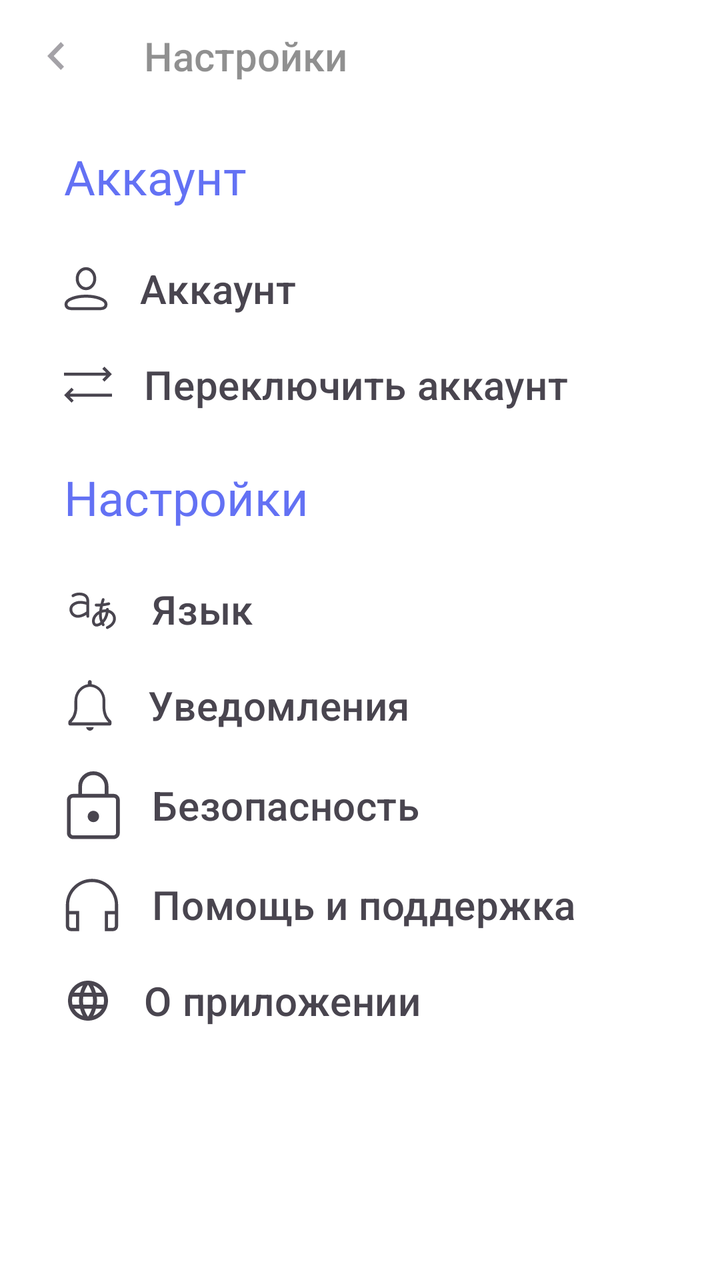
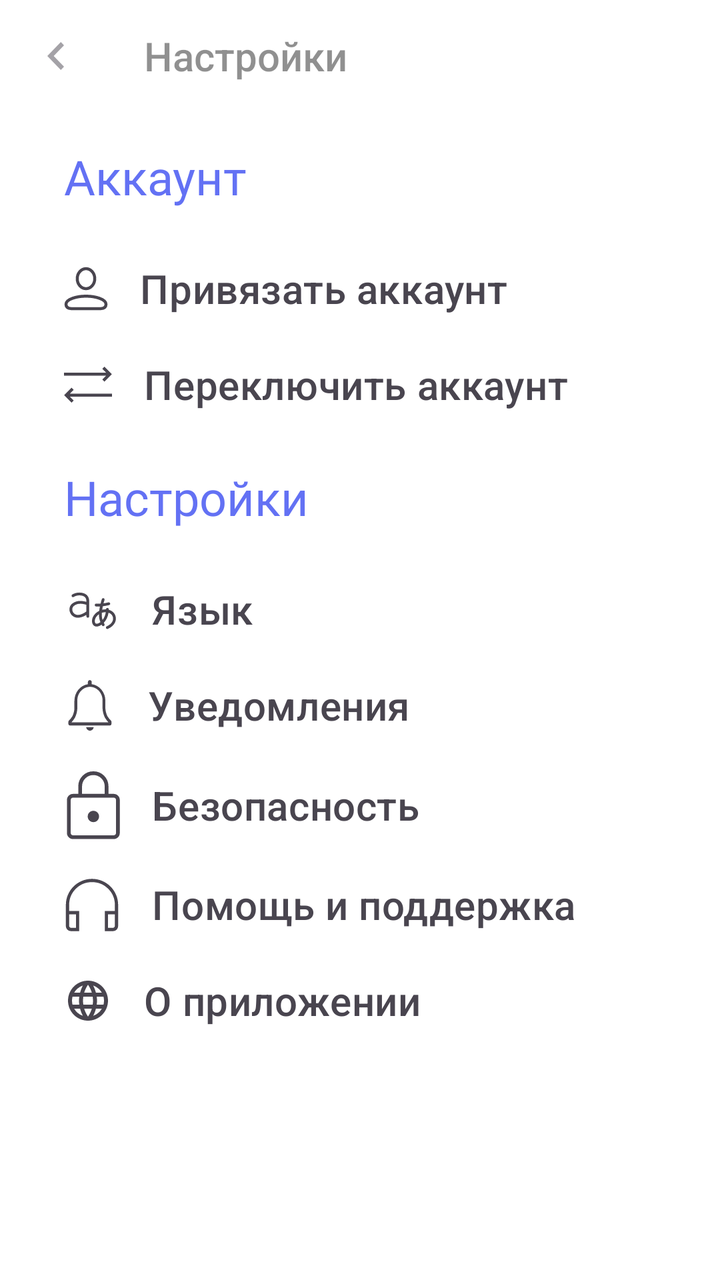

The first picture is an Android layout as it rendered before a commit; the second is the same layout after the commit. The layout source and the unified diff follow.
<!-- AndroidManifest.xml: application theme Theme.Usmeshka_Groovy -->
<!-- res/layout/settings_fragment.xml -->
<?xml version="1.0" encoding="utf-8"?>
<LinearLayout xmlns:android="http://schemas.android.com/apk/res/android"
    xmlns:app="http://schemas.android.com/apk/res-auto"
    android:layout_width="match_parent"
    android:layout_height="match_parent"
    android:orientation="vertical"
    android:background="@color/white">

    <androidx.appcompat.widget.Toolbar
        android:id="@+id/toolbar1"
        android:layout_width="match_parent"
        android:layout_height="wrap_content"
        android:alpha="0.5"
        android:contentInsetStartWithNavigation="0dp"
        android:titleTextAppearance="@style/style_for_toolbar"
        app:navigationIcon="@drawable/chevron_left"
        app:title="@string/settings" />

    <TextView
        android:layout_width="match_parent"
        android:layout_height="wrap_content"
        android:layout_marginHorizontal="32dp"
        android:layout_marginVertical="16dp"
        android:fontFamily="@font/roboto_medium"
        android:text="@string/account"
        android:textColor="@color/blue_top"
        android:textSize="24sp" />


    <Button
        android:id="@+id/acccount"
        style="@style/SettingsButtonsStyle"
        android:drawableStart="@drawable/person_small"
        android:text="@string/account" />

    <Button
        android:id="@+id/switch_account"
        style="@style/SettingsButtonsStyle"
        android:drawableStart="@drawable/switch_account"
        android:text="@string/switch_account" />

    <TextView
        android:layout_width="match_parent"
        android:layout_height="wrap_content"
        android:layout_marginHorizontal="32dp"
        android:layout_marginVertical="16dp"
        android:fontFamily="@font/roboto_medium"
        android:text="@string/settings"
        android:textColor="@color/blue_top"
        android:textSize="24sp" />

    <Button
        android:id="@+id/button_language"
        style="@style/SettingsButtonsStyle"
        android:drawableStart="@drawable/locale"
        android:text="Язык"

        />

    <Button
        android:id="@+id/button_notifocations"
        style="@style/SettingsButtonsStyle"
        android:layout_width="match_parent"
        android:layout_height="wrap_content"
        android:drawableStart="@drawable/bell"
        android:text="Уведомления" />

    <Button
        android:id="@+id/button_secure"
        style="@style/SettingsButtonsStyle"
        android:drawableStart="@drawable/lock"
        android:text="Безопасность" />

    <Button
        android:id="@+id/button_support"
        style="@style/SettingsButtonsStyle"
        android:drawableStart="@drawable/headphones"
        android:text="Помощь и поддержка"
        android:textColor="@color/dark_grey" />

    <Button xmlns:android="http://schemas.android.com/apk/res/android"
        android:id="@+id/button_about_app"
        style="@style/SettingsButtonsStyle"
        android:drawableStart="@drawable/info"
        android:text="О приложении" />


</LinearLayout>
<!-- resources referenced by this layout -->
<resources>
  <color name="blue_top">#6371F4</color>
  <color name="dark_grey">#49454F</color>
  <color name="white">#FFFFFFFF</color>
  <!-- drawable chevron_left (drawable) -->
  <vector xmlns:android="http://schemas.android.com/apk/res/android"
      android:width="27dp"
      android:height="28dp"
      android:viewportWidth="27"
      android:viewportHeight="28">
    <group>
      <clip-path
          android:pathData="M0,0h27v28h-27z"/>
      <path
          android:pathData="M17.336,8.645L15.75,7L9,14L15.75,21L17.336,19.355L12.184,14L17.336,8.645Z"
          android:fillColor="@color/dark_grey"/>
    </group>
  </vector>
  <!-- drawable person_small (drawable) -->
  <vector xmlns:android="http://schemas.android.com/apk/res/android"
      android:width="22dp"
      android:height="22dp"
      android:viewportWidth="22"
      android:viewportHeight="22">
    <path
        android:pathData="M11,14.75C6.582,14.75 1,16.148 1,18.797C1,19.1 0.937,20.877 3.727,21C7.364,21 8.729,21 11,21C13.271,21 14.636,21 18.273,21C21.063,20.877 21,19.1 21,18.797C21,16.148 15.418,14.75 11,14.75Z"
        android:strokeWidth="1.5"
        android:fillColor="#00000000"
        android:strokeColor="#49454F"/>
    <path
        android:pathData="M15.375,6C15.375,8.761 13.416,11 11,11C8.584,11 6.625,8.761 6.625,6C6.625,3.239 8.584,1 11,1C13.416,1 15.375,3.239 15.375,6Z"
        android:strokeWidth="1.5"
        android:fillColor="#00000000"
        android:strokeColor="#49454F"/>
  </vector>
  <!-- drawable switch_account (drawable) -->
  <vector xmlns:android="http://schemas.android.com/apk/res/android"
      android:width="24dp"
      android:height="24dp"
      android:viewportWidth="24"
      android:viewportHeight="24">
    <path
        android:pathData="M24,16.5V18H2.93L4.84,19.91L3.785,20.965L0.07,17.25L3.785,13.535L4.84,14.59L2.93,16.5H24ZM19.16,9.41L21.07,7.5H0V6H21.07L19.16,4.09L20.215,3.035L23.93,6.75L20.215,10.465L19.16,9.41Z"
        android:fillColor="#49454F"/>
  </vector>
  <string name="account">Аккаунт</string>
  <string name="settings">Настройки</string>
  <string name="switch_account">Переключить аккаунт</string>
  <style name="SettingsButtonsStyle" parent="Widget.MaterialComponents.Button.UnelevatedButton">
          <item name="android:layout_width">match_parent</item>
          <item name="android:layout_height">wrap_content</item>
          <item name="android:layout_marginVertical">0dp</item>
          <item name="android:backgroundTint">@color/white</item>
          <item name="android:drawablePadding">16dp</item>
          <item name="android:paddingVertical">8dp</item>
          <item name="android:paddingHorizontal">32dp</item>
          <item name="android:textAlignment">textStart</item>
          <item name="android:textAllCaps">false</item>
          <item name="android:textSize">20sp</item>
          <item name="android:textColor">@color/dark_grey</item>
          <item name="iconGravity">end</item>
          <item name="android:letterSpacing">0.01</item>
      </style>
  <style name="style_for_toolbar" parent="TextAppearance.AppCompat.Widget.ActionBar.Title">
          <item name="android:textSize">20sp</item>
      </style>
  <style name="Theme.Usmeshka_Groovy" parent="Base.Theme.TestAppShop" />
  <style name="Base.Theme.TestAppShop" parent="Theme.MaterialComponents.DayNight.NoActionBar.Bridge">
          <item name="colorPrimary">@color/blue_top</item>
          <item name="android:windowFullscreen">false</item>
          <item name="android:windowContentOverlay">@null</item>
          <item name="android:fitsSystemWindows">true</item>
          <item name="android:actionBarStyle">@style/MyActionBar</item>
      </style>
  <style name="MyActionBar" parent="@android:style/Widget.Holo.Light.ActionBar">
          <item name="android:background">@color/blue_top</item>
      </style>
  <!-- unchanged entries left out for length: 5 -->
</resources>

<!-- the commit's change to res/layout/settings_fragment.xml (unified diff, before → after) -->
@@ -26,12 +26,11 @@
         android:textColor="@color/blue_top"
         android:textSize="24sp" />
 
-
     <Button
         android:id="@+id/acccount"
         style="@style/SettingsButtonsStyle"
         android:drawableStart="@drawable/person_small"
-        android:text="@string/account" />
+        android:text="@string/bind_acc" />
 
     <Button
         android:id="@+id/switch_account"
<!-- resource entries referenced after the edit -->
@@ -45,6 +45,7 @@
         android:fillColor="#49454F"/>
   </vector>
   <string name="account">Аккаунт</string>
+  <string name="bind_acc">Привязать аккаунт</string>
   <string name="settings">Настройки</string>
   <string name="switch_account">Переключить аккаунт</string>
   <style name="SettingsButtonsStyle" parent="Widget.MaterialComponents.Button.UnelevatedButton">
